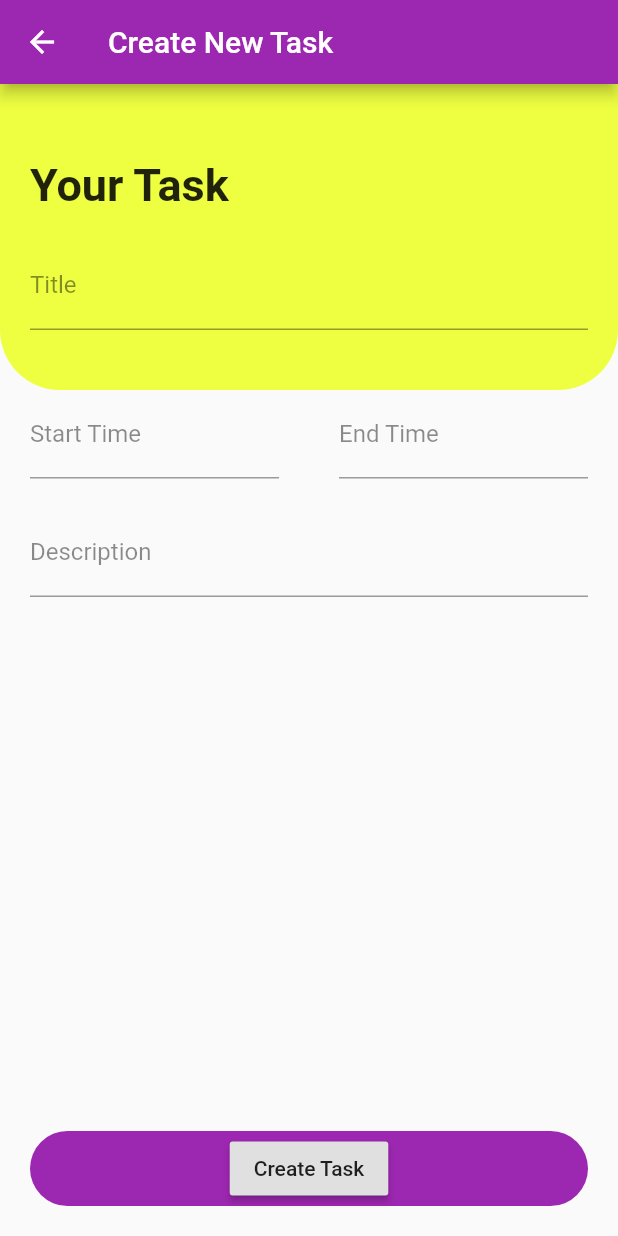
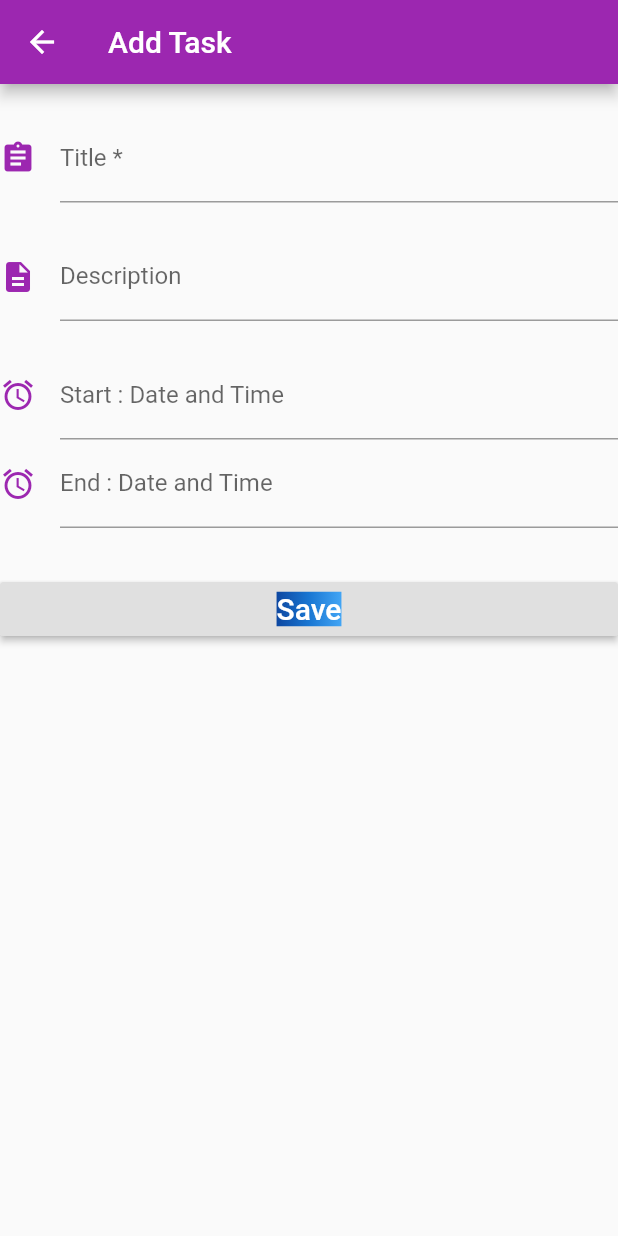
Before and after one commit to bhavnavarshney/dayplanner, a Flutter app: the CreateNewTaskPage screen opened directly, on a phone screen of 412 x 824 dp. Run offline on Flutter 3.47's test engine with Material 2 defaults, Android fonts, the phone set to English and light mode, and no system bars; drawn by our look-alikes of datetime_picker_formfield; our stand-ins replace sqflite; accounts and stored records are empty.

```diff
--- a/lib/database/repository_service.dart
+++ b/lib/database/repository_service.dart
@@ -23,7 +23,7 @@ class RepositoryService {
   }
 
   static Future<List<Task>> getAllTasks(String tablename) async {
-    final sql = ''' SELECT * FROM $tablename
+    final sql = ''' SELECT * FROM $tablename order by date desc
     ''';
     final data = await db.rawQuery(sql);
     List<Task> tasks = List();
@@ -31,7 +31,7 @@ class RepositoryService {
       final todo = Task.fromJson(node);
       tasks.add(todo);
     }
-   // print('RepositoryService:$sql,$data,$tasks');
+    print('RepositoryService:$sql,$data,$tasks');
     return tasks;
   }
 
--- a/lib/screens/addTask.dart
+++ b/lib/screens/addTask.dart
@@ -1,6 +1,9 @@
+import 'package:day_planner/components/fancy_button.dart';
 import 'package:day_planner/screens/dailyplan.dart';
+import 'package:flutter/cupertino.dart';
 import 'package:flutter/material.dart';
-import 'package:day_planner/components/topcontainer.dart';
+import 'package:intl/intl.dart';
+import 'package:datetime_picker_formfield/datetime_picker_formfield.dart';
 import 'package:day_planner/model/model.dart';
 import 'package:day_planner/database/repository_service.dart';
 
@@ -14,214 +17,139 @@ class _CreateNewTaskPageState extends State<CreateNewTaskPage> {
   String title;
   TimeOfDay time = TimeOfDay.now();
   TextEditingController timeCtl = TextEditingController();
+  TextEditingController timeCtl2 = TextEditingController();
   String startTime;
   String endTime;
   String date;
   String description;
+  final format = DateFormat("dd-MM-yyyy HH:mm");
 
   void createTask() async {
     int count = await RepositoryService.count(this.tablename);
+    this.date = DateTime.now().toString();
+    print(this.title);
+    print(this.description);
     final task = Task(count, this.title, this.description, false,this.startTime,this.endTime,this.date);
     await RepositoryService.addTask(task, this.tablename);
   }
 
   @override
   Widget build(BuildContext context) {
-    _pickStartTime() async {
-      TimeOfDay t = await showTimePicker(
-        context: context,
-        initialTime: time,
-      );
-      if(t != null) {
-        time = t;
-        print(time);
-        timeCtl.text = time.format(context).toString();
-        startTime = timeCtl.text;
-      }
-    }
-
-    _pickEndTime() async {
-      TimeOfDay t = await showTimePicker(
-        context: context,
-        initialTime: time,
-      );
-      if(t != null) {
-        time = t;
-        print(time);
-        timeCtl.text = time.format(context).toString();
-        endTime = timeCtl.text;
-      }
-    }
-
-    double width = MediaQuery.of(context).size.width;
-    var downwardIcon = Icon(
-      Icons.keyboard_arrow_down,
-      color: Colors.black54,
-    );
       return Scaffold(
-      appBar: AppBar(
-        title: Text("Create New Task"),
+        appBar: AppBar(title: Text("Add Task"),),
+        body: SingleChildScrollView(
+          child: Center(child:Column(
+            mainAxisAlignment: MainAxisAlignment.start,
+            crossAxisAlignment: CrossAxisAlignment.stretch,
+            children: <Widget>[
+              SizedBox(height: 20,),
+              TextFormField(
+                decoration: const InputDecoration(
+                  icon: Icon(Icons.assignment,color: Colors.purple,),
+                  hintText: 'Add Title here',
+                  labelText: 'Title *',
                 ),
-      body: SafeArea(
-        child: Column(
-          children: <Widget>[
-            TopContainer(
-              padding: EdgeInsets.fromLTRB(20, 20, 20, 40),
-              width: width,
-              child: Column(
-                children: <Widget>[
-                  SizedBox(
-                    height: 30,
-                  ),
-                  Row(
-                    mainAxisAlignment: MainAxisAlignment.start,
-                    children: <Widget>[
-                      Text(
-                        'Your Task',
-                        style: TextStyle(
-                            fontSize: 30.0, fontWeight: FontWeight.w700),
-                      ),
-                    ],
-                  ),
-                  SizedBox(height: 20),
-                  Container(
-                      child: Column(
-                        crossAxisAlignment: CrossAxisAlignment.start,
-                        children: <Widget>[
-                      TextFormField(
-                      style: TextStyle(color: Colors.black87),
-                    minLines: 1,
-                    maxLines: 1,
-                    decoration: InputDecoration(
-                        //suffixIcon: icon == null ? null: icon,
-                        labelText: 'Title',
-                        labelStyle: TextStyle(color: Colors.black45),
-
-                        focusedBorder:
-                        UnderlineInputBorder(borderSide: BorderSide(color: Colors.black)),
-                        border:
-                        UnderlineInputBorder(borderSide: BorderSide(color: Colors.grey))),
-                        onChanged: (String value) {
-                          this.title = value;
+                onChanged: (String val){
+                  this.title = val;
                 },
               ),
-//                          Row(
-//                            mainAxisAlignment: MainAxisAlignment.start,
-//                            crossAxisAlignment: CrossAxisAlignment.end,
-//                            children: <Widget>[
-//                              Expanded(
-//                                child: MyTextFieldDate(
-//                                  label: 'Date',
-//                                  icon: downwardIcon,
-//                                ),
-//
-//                              ),
-//                              //DailyPlan.calendarIcon(),
-//                            ],
-//                          )
-                      ],
-                      ))
+              SizedBox(height: 20,),
+              TextFormField(
+                decoration: const InputDecoration(
+                  icon: Icon(Icons.description,color: Colors.purple,),
+                  hintText: 'Add Description here',
+                  labelText: 'Description',
+                ),
+                onChanged: (String val){
+                  this.description = val;
+                },
+              ),
+              SizedBox(height: 20,),
+              DateTimeField(
+                format: format,
+                  decoration: InputDecoration(
+                    icon: Icon(Icons.alarm,
+                    color: Colors.purple,
+                    ),
+                    labelText: 'Start : Date and Time',
+                  ),
+                onShowPicker: (context, currentValue) async {
+                  final date = await showDatePicker(
+                      context: context,
+                      firstDate: DateTime(1900),
+                      initialDate: currentValue ?? DateTime.now(),
+                      lastDate: DateTime(2100));
+                  if (date != null) {
+                    final time = await showTimePicker(
+                      context: context,
+                      initialTime:
+                      TimeOfDay.fromDateTime(currentValue ?? DateTime.now()),
+                    );
+                    this.startTime = DateTimeField.combine(date, time).toString();
+                    print(this.startTime);
+                    return DateTimeField.combine(date, time);
+                  } else {
+                    this.startTime = currentValue.toString();
+                    return currentValue;
+                  }
+                },
+              ),
+              DateTimeField(
+                format: format,
+                decoration: InputDecoration(
+                  icon: Icon(Icons.alarm,
+                  color: Colors.purple,
+                  ),
+                  labelText: 'End : Date and Time',
+                ),
+                onShowPicker: (context, currentValue) async {
+                  final date = await showDatePicker(
+                      context: context,
+                      firstDate: DateTime(1900),
+                      initialDate: currentValue ?? DateTime.now(),
+                      lastDate: DateTime(2100));
+                  if (date != null) {
+                    final time = await showTimePicker(
+                      context: context,
+                      initialTime:
+                      TimeOfDay.fromDateTime(currentValue ?? DateTime.now()),
+                    );
+                    this.endTime = DateTimeField.combine(date, time).toString();
+                    print(this.endTime);
+                    return DateTimeField.combine(date, time);
+                  } else {
+                    this.endTime = currentValue.toString();
+                  }
+                },
+              ),
+              SizedBox(height: 30,),
+              RaisedButton(
+                onPressed: () {
+                  createTask();
+                  Navigator.pop(context);
+                },
+                textColor: Colors.white,
+                //padding: const EdgeInsets.all(0.0),
+                child: Container(
+                  decoration: const BoxDecoration(
+                    gradient: LinearGradient(
+                      colors: <Color>[
+                        Color(0xFF0D47A1),
+                        Color(0xFF1976D2),
+                        Color(0xFF42A5F5),
                       ],
                     ),
                   ),
-            Expanded(
-                child: SingleChildScrollView(
-                  padding: EdgeInsets.symmetric(horizontal: 20),
-                  child: Column(
-                    children: <Widget>[
-                      Row(
-                        mainAxisAlignment: MainAxisAlignment.spaceBetween,
-                        children: <Widget>[
-                          Expanded(
-                            child: TextFormField(
-                              controller: timeCtl,
-                              style: TextStyle(color: Colors.black87),
-                              minLines: 1,
-                              maxLines: 1,
-                              decoration: InputDecoration(
-                                 // suffixIcon: icon == null ? null: icon,
-                                  labelText: 'Start Time',
-                                  labelStyle: TextStyle(color: Colors.black45),
-
-                                  focusedBorder:
-                                  UnderlineInputBorder(borderSide: BorderSide(color: Colors.black)),
-                                  border:
-                                  UnderlineInputBorder(borderSide: BorderSide(color: Colors.grey))),
-                              onTap: _pickStartTime,
-                          ),
-                          ),
-                          SizedBox(width: 40),
-                          Expanded(
-                              child: TextFormField(
-                                controller: timeCtl,
-                                style: TextStyle(color: Colors.black87),
-                                minLines: 1,
-                                maxLines: 1,
-                                decoration: InputDecoration(
-                                    //suffixIcon: icon == null ? null: icon,
-                                    labelText: 'End Time',
-                                    labelStyle: TextStyle(color: Colors.black45),
-
-                                    focusedBorder:
-                                    UnderlineInputBorder(borderSide: BorderSide(color: Colors.black)),
-                                    border:
-                                    UnderlineInputBorder(borderSide: BorderSide(color: Colors.grey))),
-                                onTap: _pickEndTime,
-                              ),
-                              ),
-                        ],
-                      ),
-                      SizedBox(height: 20),
-                  TextFormField(
-                    style: TextStyle(color: Colors.black87),
-                    minLines: 1,
-                    maxLines: 1,
-                    decoration: InputDecoration(
-                        //suffixIcon: icon == null ? null: icon,
-                        labelText: 'Description',
-                        labelStyle: TextStyle(color: Colors.black45),
-
-                        focusedBorder:
-                        UnderlineInputBorder(borderSide: BorderSide(color: Colors.black)),
-                        border:
-                        UnderlineInputBorder(borderSide: BorderSide(color: Colors.grey))),
-                    onChanged: (String value) {
-                      this.description = value;
-                    },
-                  ),
-                    ],
-                  ),
-                )),
-            Container(
-              height: 80,
-              width: width,
-              child: Row(
-                crossAxisAlignment: CrossAxisAlignment.stretch,
-                children: <Widget>[
-                  Container(
-                    child: RaisedButton(child: Text(
-                      'Create Task'),
-                      onPressed: (){
-                        print('Task Creating');
-                        createTask();
-                        print('Task Created');
-                        Navigator.push(context,MaterialPageRoute(builder: (context) => DailyPlan()));
-                      },
-                    ),
-                    alignment: Alignment.center,
-                    margin: EdgeInsets.fromLTRB(20, 10, 20, 20),
-                    width: width - 40,
-                    decoration: BoxDecoration(
-                      color: Colors.purple,
-                      borderRadius: BorderRadius.circular(30),
+                  //padding: const EdgeInsets.all(10.0),
+                  child:
+                  const Text('Save', style: TextStyle(fontSize: 20)),
                 ),
               ),
             ],
           ),
         ),
-          ],
-        ),
         ),
       );
   }
+
 }
--- a/pubspec.yaml
+++ b/pubspec.yaml
@@ -28,6 +28,7 @@ dependencies:
   percent_indicator: ^2.1.3
   cupertino_icons: ^0.1.3
   intl: ^0.16.1
+  datetime_picker_formfield: ^1.0.0
 
   # The following adds the Cupertino Icons font to your application.
   # Use with the CupertinoIcons class for iOS style icons.
```
Also changed, not shown: lib/screens/dailyplan.dart (+29 -32 lines). Lines whose indentation alone changed are shown as unchanged.
